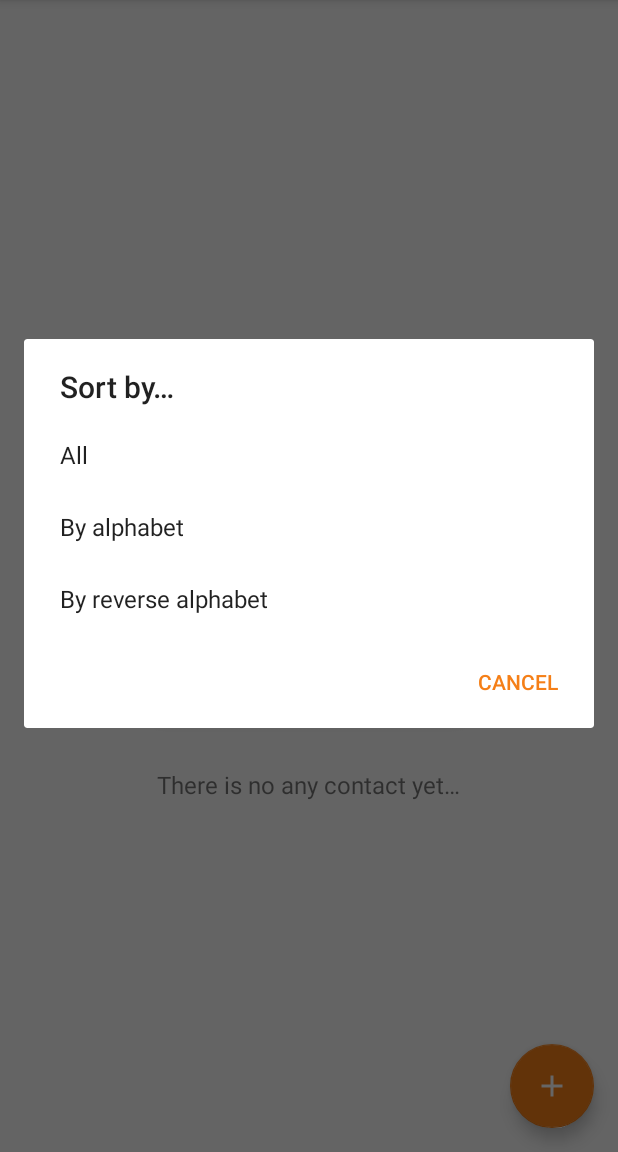
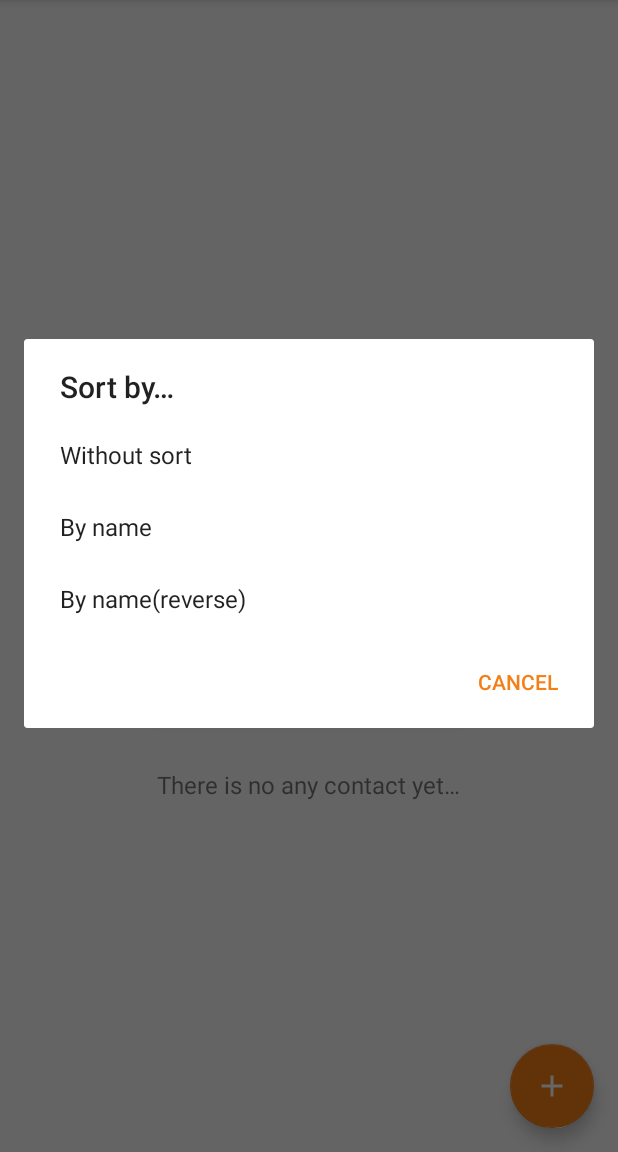
Before and after one commit to kllaas/Contacts, an Android app: the ContactsActivity screen opened directly, with no data from a screen before it, after a tap on "Sort", on a phone screen of 412 x 824 dp, the part 84-1236 px from its top. Run offline under Robolectric (Android 15) with nearby library versions, the phone set to English and light mode, and no system bars; our stand-ins replace ButterKnife; libraries missing offline, so code that uses them is left out: com.squareup.sqlbrite, rx.android.schedulers, rx.functions, rx.schedulers, rx.subscriptions; 7 statements that could not run were skipped.

Commit message:
fix sorting

```diff
--- a/app/src/main/java/com/example/alexey/contacts/data/source/local/ContactsLocalDataSource.java
+++ b/app/src/main/java/com/example/alexey/contacts/data/source/local/ContactsLocalDataSource.java
@@ -31,19 +31,13 @@ import com.example.alexey.contacts.utils.schedulers.BaseSchedulerProvider;
 import com.squareup.sqlbrite.BriteDatabase;
 import com.squareup.sqlbrite.SqlBrite;
 
-import java.util.LinkedHashMap;
 import java.util.List;
-import java.util.Map;
 
 import rx.Observable;
 import rx.functions.Func1;
 
-/**
- * Concrete implementation of a data source as a db.
- */
 public class ContactsLocalDataSource implements ContactsDataSource {
 
-    public static Map<String, Contact> mCachedContacts;
     private static ContactsLocalDataSource INSTANCE;
     private final BriteDatabase mDatabaseHelper;
 
@@ -65,29 +59,11 @@ public class ContactsLocalDataSource implements ContactsDataSource {
 
     @Override
     public Observable<List<Contact>> getContacts(SORT_TYPE type) {
-        if (mCachedContacts != null) {
-            return Observable.from(mCachedContacts.values()).toList();
-        } else {
-            mCachedContacts = new LinkedHashMap<>();
-        }
 
-        Observable<List<Contact>> localTasks = getAndCacheLocalNotes(type);
+        Observable<List<Contact>> localTasks = getNotesFromDB(type);
 
         return localTasks.first();
     }
-
-    private Observable<List<Contact>> getAndCacheLocalNotes(SORT_TYPE type) {
-        return getNotesFromDB(type)
-                .flatMap(new Func1<List<Contact>, Observable<List<Contact>>>() {
-                    @Override
-                    public Observable<List<Contact>> call(List<Contact> contacts) {
-                        return Observable.from(contacts)
-                                .doOnNext(task -> mCachedContacts.put(task.getId(), task))
-                                .toList();
-                    }
-                });
-    }
-
 
     private Observable<List<Contact>> getNotesFromDB(SORT_TYPE type) {
         String[] projection = {
@@ -128,22 +104,6 @@ public class ContactsLocalDataSource implements ContactsDataSource {
         return new Contact(itemId, f_name, l_name, phone, email);
     }
 
-    public Observable<Contact> getContacts(@NonNull String id) {
-
-        String[] projection = {
-                ContactEntry.COLUMN_NAME_ENTRY_ID,
-                ContactEntry.FIRST_NAME_COLUMN,
-                ContactEntry.LAST_NAME_COLUMN,
-                ContactEntry.EMAIL_COLUMN,
-                ContactEntry.PHONE_COLUMN,
-        };
-
-        String sql = String.format("SELECT %s FROM %s WHERE %s LIKE ?",
-                TextUtils.join(",", projection), ContactEntry.TABLE_NAME, ContactEntry.COLUMN_NAME_ENTRY_ID);
-        return mDatabaseHelper.createQuery(ContactEntry.TABLE_NAME, sql, id)
-                .mapToOneOrDefault(mContactMapperFunction, null);
-    }
-
     @Override
     public void saveContact(Contact contact) {
         ContentValues values = new ContentValues();
@@ -155,6 +115,5 @@ public class ContactsLocalDataSource implements ContactsDataSource {
 
         mDatabaseHelper.insert(ContactEntry.TABLE_NAME, values, SQLiteDatabase.CONFLICT_REPLACE);
 
-        mCachedContacts.put(contact.getId(), contact);
     }
 }
--- a/app/src/main/res/layout/content_contacts_acitivty.xml
+++ b/app/src/main/res/layout/content_contacts_acitivty.xml
@@ -6,8 +6,6 @@
     android:id="@+id/content_contacts_acitivty"
     android:layout_width="match_parent"
     android:layout_height="match_parent"
-    android:paddingLeft="@dimen/activity_horizontal_margin"
-    android:paddingRight="@dimen/activity_horizontal_margin"
     app:layout_behavior="@string/appbar_scrolling_view_behavior"
     tools:context=".activities.contacts.ContactsActivity"
     tools:showIn="@layout/activity_contacts">
--- a/app/src/main/res/values/arrays.xml
+++ b/app/src/main/res/values/arrays.xml
@@ -1,8 +1,8 @@
 <?xml version="1.0" encoding="utf-8"?>
 <resources>
     <string-array name="spinner_list_item_array">
-        <item>All</item>
-        <item>By alphabet</item>
-        <item>By reverse alphabet</item>
+        <item>Without sort</item>
+        <item>By name</item>
+        <item>By name(reverse)</item>
     </string-array>
 </resources>
```
